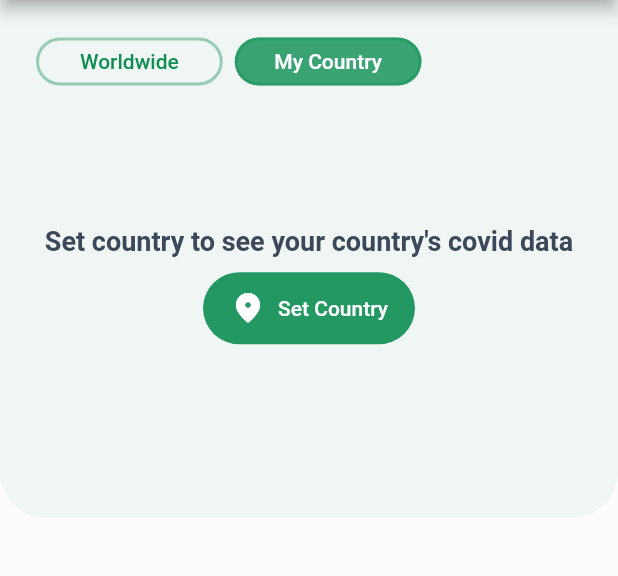
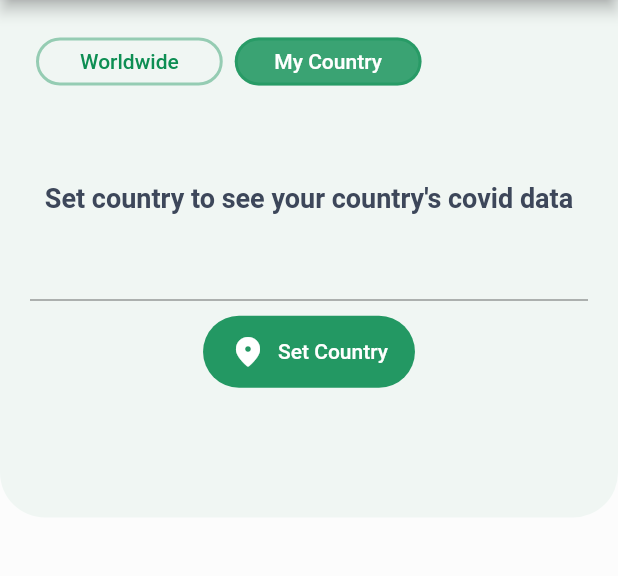
Before and after one commit to Rezuanul-Islam-Fahim/covid19_tracker, a Flutter app: the screen it shows after launch, tab 2 chosen, after a tap on "Set Country", on a phone screen of 412 x 824 dp, the part 84-660 px from its top. Run offline on Flutter 3.47's test engine with Material 2 defaults, Android fonts, the light colour scheme and no system bars; our stand-ins replace flutter_svg; network calls fail.

Commit message:
Add api for own country data loading

```diff
--- /dev/null
+++ b/lib/screens/homeScreen/components/countrySearch.dart
@@ -0,0 +1,49 @@
+import 'package:flutter/material.dart';
+
+import '../../../constant.dart';
+
+class CountrySearchForm extends StatelessWidget {
+  CountrySearchForm(this.handler);
+
+  final Function handler;
+  final TextEditingController searchController = TextEditingController();
+
+  final ButtonStyle countryButtonStyle = TextButton.styleFrom(
+    padding: EdgeInsets.symmetric(vertical: 12, horizontal: 18),
+    shape: RoundedRectangleBorder(
+      borderRadius: BorderRadius.circular(30),
+    ),
+    backgroundColor: kPrimaryColor.withOpacity(0.9),
+  );
+
+  @override
+  Widget build(BuildContext context) {
+    return Column(
+      mainAxisAlignment: MainAxisAlignment.center,
+      children: <Widget>[
+        Text(
+          'Set country to see your country\'s covid data',
+          style: Theme.of(context).textTheme.headline3,
+          textAlign: TextAlign.center,
+        ),
+        SizedBox(height: 10),
+        TextFormField(controller: searchController),
+        SizedBox(height: 10),
+        TextButton.icon(
+          icon: Icon(
+            Icons.location_on_rounded,
+            color: Colors.white,
+          ),
+          style: countryButtonStyle,
+          label: Text(
+            'Set Country',
+            style: TextStyle(color: Colors.white),
+          ),
+          onPressed: () {
+            handler(searchController.text);
+          },
+        ),
+      ],
+    );
+  }
+}
--- /dev/null
+++ b/lib/screens/homeScreen/components/tabBar.dart
@@ -0,0 +1,67 @@
+import 'package:flutter/material.dart';
+
+import '../../../constant.dart';
+
+class UpdateSectionTab extends StatelessWidget {
+  UpdateSectionTab(this.countryName);
+
+  final String countryName;
+
+  @override
+  Widget build(BuildContext context) {
+    return Theme(
+      data: ThemeData(
+        splashColor: Colors.transparent,
+        highlightColor: Colors.transparent,
+      ),
+      child: Container(
+        width: 265,
+        height: 32,
+        child: TabBar(
+          unselectedLabelColor: kPrimaryColor,
+          indicator: BoxDecoration(
+            borderRadius: BorderRadius.circular(30),
+            color: kPrimaryColor.withOpacity(0.8),
+          ),
+          indicatorSize: TabBarIndicatorSize.label,
+          indicatorWeight: 0,
+          labelPadding: EdgeInsets.symmetric(horizontal: 4),
+          tabs: <Widget>[
+            Tab(
+              child: Container(
+                decoration: BoxDecoration(
+                  border: Border.all(
+                    color: kPrimaryColor.withOpacity(0.4),
+                    width: 2,
+                  ),
+                  borderRadius: BorderRadius.circular(30),
+                ),
+                child: Align(
+                  alignment: Alignment.center,
+                  child: Text('Worldwide'),
+                ),
+              ),
+            ),
+            Tab(
+              child: Container(
+                decoration: BoxDecoration(
+                  border: Border.all(
+                    color: kPrimaryColor.withOpacity(0.4),
+                    width: 2,
+                  ),
+                  borderRadius: BorderRadius.circular(30),
+                ),
+                child: Align(
+                  alignment: Alignment.center,
+                  child: Text(
+                    countryName == null ? 'My Country' : countryName,
+                  ),
+                ),
+              ),
+            ),
+          ],
+        ),
+      ),
+    );
+  }
+}
--- /dev/null
+++ b/lib/screens/homeScreen/components/updateGrid.dart
@@ -0,0 +1,47 @@
+import 'package:flutter/material.dart';
+
+import '../../../models/covidInfo.dart';
+import '../../../constant.dart';
+import 'updatePanel.dart';
+
+class UpdateSectionGrid extends StatelessWidget {
+  const UpdateSectionGrid(this.covidData);
+
+  final CovidInfo covidData;
+
+  @override
+  Widget build(BuildContext context) {
+    return GridView(
+      padding: EdgeInsets.only(top: 15),
+      gridDelegate: SliverGridDelegateWithFixedCrossAxisCount(
+        crossAxisCount: 2,
+        crossAxisSpacing: 15,
+        mainAxisSpacing: 15,
+        mainAxisExtent: 110,
+      ),
+      physics: NeverScrollableScrollPhysics(),
+      children: <Widget>[
+        UpdatePanel(
+          title: 'Cases',
+          value: covidData.cases,
+          color: casesColor,
+        ),
+        UpdatePanel(
+          title: 'New Cases',
+          value: covidData.todayCases,
+          color: newCasesColor,
+        ),
+        UpdatePanel(
+          title: 'Deaths',
+          value: covidData.deaths,
+          color: deathsColor,
+        ),
+        UpdatePanel(
+          title: 'New Deaths',
+          value: covidData.todayDeaths,
+          color: recoveredColor,
+        ),
+      ],
+    );
+  }
+}
--- a/lib/screens/homeScreen/components/updateSection.dart
+++ b/lib/screens/homeScreen/components/updateSection.dart
@@ -2,10 +2,11 @@ import 'dart:async';
 
 import 'package:flutter/material.dart';
 
-import '../../../constant.dart';
 import '../../../models/covidInfo.dart';
 import '../../../models/covidApiHandler.dart';
-import 'updatePanel.dart';
+import 'updateGrid.dart';
+import 'tabBar.dart';
+import 'countrySearch.dart';
 
 class UpdateSection extends StatefulWidget {
   @override
@@ -13,11 +14,22 @@ class UpdateSection extends StatefulWidget {
 }
 
 class _UpdateSectionState extends State<UpdateSection> {
-  CovidInfo covidData = CovidInfo();
+  CovidInfo covidDataAll = CovidInfo();
+  CovidInfo covidDataCountry = CovidInfo();
+  String countryName;
 
   Future<void> loadCovidData() async {
-    covidData =
-        await CovidHandler.getCovidData('https://disease.sh/v3/covid-19/all');
+    covidDataAll = await CovidHandler.getCovidData(
+      'https://disease.sh/v3/covid-19/all',
+    );
+    setState(() {});
+  }
+
+  Future<void> setCountry(String name) async {
+    countryName = name;
+    covidDataCountry = await CovidHandler.getCovidData(
+      'https://disease.sh/v3/covid-19/countries/$countryName',
+    );
     setState(() {});
   }
 
@@ -29,133 +41,23 @@ class _UpdateSectionState extends State<UpdateSection> {
 
   @override
   Widget build(BuildContext context) {
-    final ButtonStyle countryButtonStyle = TextButton.styleFrom(
-      padding: EdgeInsets.symmetric(vertical: 12, horizontal: 18),
-      shape: RoundedRectangleBorder(
-        borderRadius: BorderRadius.circular(30),
-      ),
-      backgroundColor: kPrimaryColor.withOpacity(0.9),
-    );
-
     return DefaultTabController(
       length: 2,
       child: Column(
         crossAxisAlignment: CrossAxisAlignment.start,
         children: <Widget>[
           SizedBox(height: 10),
-          Theme(
-            data: ThemeData(
-              splashColor: Colors.transparent,
-              highlightColor: Colors.transparent,
-            ),
-            child: Container(
-              width: 265,
-              height: 32,
-              child: TabBar(
-                unselectedLabelColor: kPrimaryColor,
-                indicator: BoxDecoration(
-                  borderRadius: BorderRadius.circular(30),
-                  color: kPrimaryColor.withOpacity(0.8),
-                ),
-                indicatorSize: TabBarIndicatorSize.label,
-                indicatorWeight: 0,
-                labelPadding: EdgeInsets.symmetric(horizontal: 4),
-                tabs: <Widget>[
-                  Tab(
-                    child: Container(
-                      decoration: BoxDecoration(
-                        border: Border.all(
-                          color: kPrimaryColor.withOpacity(0.4),
-                          width: 2,
-                        ),
-                        borderRadius: BorderRadius.circular(30),
-                      ),
-                      child: Align(
-                        alignment: Alignment.center,
-                        child: Text('Worldwide'),
-                      ),
-                    ),
-                  ),
-                  Tab(
-                    child: Container(
-                      decoration: BoxDecoration(
-                        border: Border.all(
-                          color: kPrimaryColor.withOpacity(0.4),
-                          width: 2,
-                        ),
-                        borderRadius: BorderRadius.circular(30),
-                      ),
-                      child: Align(
-                        alignment: Alignment.center,
-                        child: Text('My Country'),
-                      ),
-                    ),
-                  ),
-                ],
-              ),
-            ),
-          ),
+          UpdateSectionTab(covidDataCountry.countryName),
           SizedBox(height: 3),
           Container(
             height: 260,
             child: TabBarView(
               physics: NeverScrollableScrollPhysics(),
               children: <Widget>[
-                GridView(
-                  padding: EdgeInsets.only(top: 15),
-                  gridDelegate: SliverGridDelegateWithFixedCrossAxisCount(
-                    crossAxisCount: 2,
-                    crossAxisSpacing: 15,
-                    mainAxisSpacing: 15,
-                    mainAxisExtent: 110,
-                  ),
-                  physics: NeverScrollableScrollPhysics(),
-                  children: <Widget>[
-                    UpdatePanel(
-                      title: 'Cases',
-                      value: covidData.cases,
-                      color: casesColor,
-                    ),
-                    UpdatePanel(
-                      title: 'New Cases',
-                      value: covidData.todayCases,
-                      color: newCasesColor,
-                    ),
-                    UpdatePanel(
-                      title: 'Deaths',
-                      value: covidData.deaths,
-                      color: deathsColor,
-                    ),
-                    UpdatePanel(
-                      title: 'New Deaths',
-                      value: covidData.todayDeaths,
-                      color: recoveredColor,
-                    ),
-                  ],
-                ),
-                Column(
-                  mainAxisAlignment: MainAxisAlignment.center,
-                  children: <Widget>[
-                    Text(
-                      'Set country to see your country\'s covid data',
-                      style: Theme.of(context).textTheme.headline3,
-                      textAlign: TextAlign.center,
-                    ),
-                    SizedBox(height: 10),
-                    TextButton.icon(
-                      icon: Icon(
-                        Icons.location_on_rounded,
-                        color: Colors.white,
-                      ),
-                      style: countryButtonStyle,
-                      label: Text(
-                        'Set Country',
-                        style: TextStyle(color: Colors.white),
-                      ),
-                      onPressed: () {},
-                    ),
-                  ],
-                ),
+                UpdateSectionGrid(covidDataAll),
+                countryName == null
+                    ? CountrySearchForm(setCountry)
+                    : UpdateSectionGrid(covidDataCountry),
               ],
             ),
           ),
```
